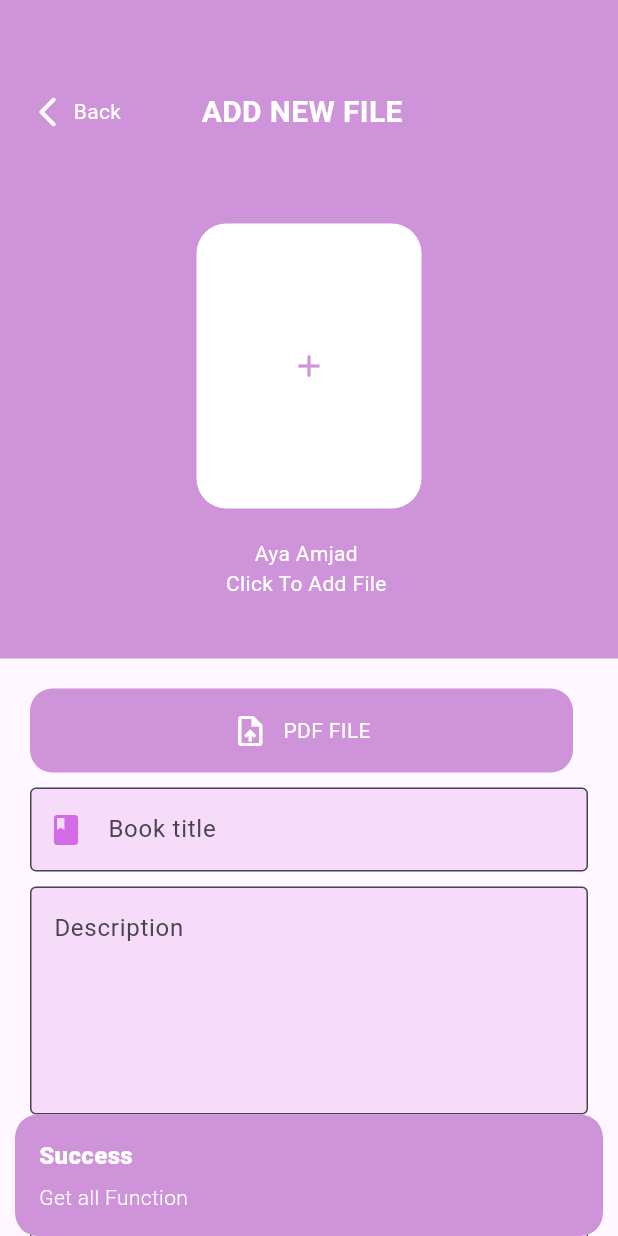
After one commit to Aya2002Amjad/GP2, a Flutter app: the AddFilePage screen opened directly, on a phone screen of 412 x 824 dp. The commit adds this screen. Run offline on Flutter 3.47's test engine with Material 3 defaults, Android fonts, the phone set to English and light mode, and no system bars; our stand-ins replace cloud_firestore, file_picker, firebase_auth, firebase_core, firebase_storage, flutter_easyloading and 5 more; missing offline and left inert: syncfusion_flutter_pdfviewer; accounts and stored records are empty.

Commit message:
firebase files done

```diff
--- /dev/null
+++ b/zfffft/lib/Componant/MultiLineTextFormField.dart
@@ -0,0 +1,28 @@
+// ignore_for_file: file_names
+
+import 'package:flutter/material.dart';
+import 'package:zfffft/utils/app-constant.dart';
+
+
+class MultiLineTextFormField extends StatelessWidget {
+  final String hintText;
+
+  final TextEditingController controller;
+  const MultiLineTextFormField(
+      {super.key, required this.hintText, required this.controller});
+
+  @override
+  Widget build(BuildContext context) {
+    return TextFormField(
+      maxLines: 5,
+      controller: controller,
+      decoration: InputDecoration(
+        fillColor: AppConstant.appTextColor2.withOpacity(0.2),
+        filled: true,
+        border: OutlineInputBorder(
+            borderSide: BorderSide(color: AppConstant.appTextColor2)),
+        hintText: hintText,
+      ),
+    );
+  }
+}
--- /dev/null
+++ b/zfffft/lib/Componant/MyTextFormField.dart
@@ -0,0 +1,39 @@
+// ignore_for_file: file_names
+
+import 'package:flutter/material.dart';
+import 'package:zfffft/utils/app-constant.dart';
+
+
+class MyTextFormField extends StatelessWidget {
+  final String hintText;
+  final IconData icon;
+  final bool isNumber ;
+  final TextEditingController controller;
+  const MyTextFormField(
+      {super.key,
+      required this.hintText,
+      required this.icon,
+      required this.controller,
+      this.isNumber = false
+      });
+
+  @override
+  Widget build(BuildContext context) {
+    return TextFormField(
+      controller: controller,
+      keyboardType: isNumber ? TextInputType.number : TextInputType.text,
+      decoration: InputDecoration(
+
+        fillColor: AppConstant.appTextColor2.withOpacity(0.2),
+        filled: true,
+        border: OutlineInputBorder(
+            borderSide: BorderSide(color: AppConstant.appTextColor2)),
+        hintText: hintText,
+        prefixIcon: Icon(
+          icon,
+          color: AppConstant.appTextColor2,
+        ),
+      ),
+    );
+  }
+}
--- a/zfffft/lib/controllers/FileController.dart
+++ b/zfffft/lib/controllers/FileController.dart
@@ -0,0 +1,176 @@
+// ignore_for_file: file_names, avoid_print
+
+import 'dart:io';
+import 'dart:typed_data';
+
+import 'package:cloud_firestore/cloud_firestore.dart';
+import 'package:file_picker/file_picker.dart';
+import 'package:firebase_auth/firebase_auth.dart';
+import 'package:firebase_storage/firebase_storage.dart';
+import 'package:flutter/widgets.dart';
+import 'package:get/get.dart';
+import 'package:image_picker/image_picker.dart';
+import 'package:uuid/uuid.dart';
+import 'package:zfffft/models/file_model.dart';
+import 'package:zfffft/utils/app-constant.dart';
+
+class FileController extends GetxController{
+
+TextEditingController title = TextEditingController();
+TextEditingController description = TextEditingController();
+TextEditingController pages = TextEditingController();
+TextEditingController aduioLen = TextEditingController();
+TextEditingController language = TextEditingController();
+ImagePicker imagePicker = ImagePicker();
+final storage = FirebaseStorage.instance;
+final db = FirebaseFirestore.instance;
+final fAuth = FirebaseAuth.instance;
+RxString imageUrl = ''.obs;
+RxString pdfUrl = ''.obs;
+int index = 0;
+RxBool isImageUploading = false.obs;
+RxBool isPdfUploading = false.obs;
+RxBool isPostUploading = false.obs; // true
+var fileData = RxList<FileModel>();
+var currentUserFiles = RxList<FileModel>();
+
+@override
+  void onInit() {
+    // TODO: implement onInit
+    super.onInit();
+    getAllFiles();
+    getUserFile();
+  }
+
+void getAllFiles() async{
+  fileData.clear();
+   Get.snackbar(
+          'Success',
+          "Get all Function",
+      snackPosition: SnackPosition.BOTTOM,
+      backgroundColor: AppConstant.appMainColor,
+      colorText: AppConstant.appTextColor,
+  );
+  var files = await db.collection('Files').get();
+  for(var file in files.docs){
+    fileData.add(FileModel.fromJson(file.data()));
+  }
+
+}
+
+
+void getUserFile() async{
+  currentUserFiles.clear();
+  var files = await db.collection('userFile')
+  .doc(fAuth.currentUser!.uid)
+  .collection('Files')
+  .get();
+
+  for(var file in files.docs){
+    currentUserFiles.add(FileModel.fromJson(file.data()));
+  }
+}
+
+
+void pickImage() async{
+  isImageUploading.value = true;
+  final XFile? image =
+  await imagePicker.pickImage(source: ImageSource.camera); // image.gallery
+  if(image != null ){
+    print(image.path);
+    uploadImageToFirebase(File(image.path));
+  }
+}
+
+void uploadImageToFirebase (File image) async{
+  var uuid = Uuid();
+  var filename = uuid.v1();
+  var storageRef = storage.ref().child('Images/$filename');
+  var response = await storageRef.putFile(image);
+  String downloadURL = await storageRef.getDownloadURL();
+  imageUrl.value = downloadURL;
+  print('Download URL: $downloadURL');
+  isImageUploading.value = false;
+}
+
+
+void createFile() async{
+  isPostUploading.value = true;
+  var newfile = FileModel(
+    id:'$index',
+    title: title.text,
+    description: description.text,
+    coverUrl: imageUrl.value,
+    fileurl: pdfUrl.value,
+    pages: int.parse(pages.text),
+    language: language.text,
+  );
+
+  await db.collection('File').add(newfile.toJson());
+  addFileInUserDb( newfile);
+  //successMessage('File added to the db');
+   isPostUploading.value = false;
+   title.clear();
+   description.clear();
+   pages.clear();
+   language.clear();
+   aduioLen.clear();
+   imageUrl.value = '';
+   pdfUrl.value = '';
+   Get.snackbar(
+          'Success',
+          "File added Successfully!",
+      snackPosition: SnackPosition.BOTTOM,
+      backgroundColor: AppConstant.appMainColor,
+      colorText: AppConstant.appTextColor,
+  );
+  getAllFiles();
+  getUserFile();
+
+}
+
+
+void pickPDF() async{
+  isPdfUploading.value = true;
+  FilePickerResult? result = await FilePicker.platform.pickFiles(
+    type: FileType.custom,
+    allowedExtensions: ['pdf'],
+  );
+
+  if(result != null){
+    File file = File(result.files.first.path!);
+
+    if(file.existsSync()){
+      Uint8List fileBytes = await file.readAsBytes();
+      String fileName = result.files.first.name;
+      print('File Bytes: $fileBytes');
+
+      final response = await storage
+      .ref().child("Pdf/$fileName")
+      .putData(fileBytes);
+
+      final downloadURL = await response.ref.getDownloadURL();
+      pdfUrl.value = downloadURL;
+      print(downloadURL);
+    }
+    else{
+      print('File does not exist');
+    }
+  }
+  else{
+    print('No file selectesd');
+  }
+  isPdfUploading.value = false;
+ }
+
+
+void addFileInUserDb( FileModel file) async{
+
+  await  db.collection('userFile')
+  .doc(fAuth.currentUser!.uid)
+  .collection('Files')
+  .add(file.toJson());
+
+}
+
+}
--- a/zfffft/lib/controllers/PdfController.dart
+++ b/zfffft/lib/controllers/PdfController.dart
@@ -1,5 +1,11 @@
-// ignore_for_file: file_names, unnecessary_overrides
+// ignore_for_file: file_names, unnecessary_overrides, avoid_print
 
+
+import 'dart:io';
+
+import 'package:file_picker/file_picker.dart';
+import 'package:firebase_storage/firebase_storage.dart';
+import 'package:flutter/foundation.dart';
 import 'package:flutter/material.dart';
 import 'package:get/get.dart';
 import 'package:syncfusion_flutter_pdfviewer/pdfviewer.dart';
@@ -7,8 +13,5 @@ import 'package:syncfusion_flutter_pdfviewer/pdfviewer.dart';
 class PdfController extends GetxController{
   final GlobalKey<SfPdfViewerState> pdfViewerKey = GlobalKey();
 
-  @override
-  void onInit(){
-    super.onInit();
-  }
+
 }
--- /dev/null
+++ b/zfffft/lib/screens/addfile/AddFile.dart
@@ -0,0 +1,281 @@
+// ignore_for_file: file_names
+
+import 'package:flutter/material.dart';
+import 'package:get/get.dart';
+import 'package:zfffft/Componant/BackButton.dart';
+import 'package:zfffft/Componant/MultiLineTextFormField.dart';
+import 'package:zfffft/Componant/MyTextFormField.dart';
+import 'package:zfffft/controllers/FileController.dart';
+import 'package:zfffft/controllers/PdfController.dart';
+import 'package:zfffft/utils/app-constant.dart';
+
+
+class AddFilePage extends StatelessWidget {
+  const AddFilePage({super.key});
+
+  @override
+  Widget build(BuildContext context) {
+    TextEditingController controller = TextEditingController();
+    PdfController pdfController = Get.put(PdfController());
+    FileController fileController = Get.put(FileController());
+
+    return Scaffold(
+      body: SingleChildScrollView(
+        child: Column(
+          children: [
+            Container(
+              padding: const EdgeInsets.symmetric(vertical: 40, horizontal: 20),
+              color: AppConstant.appMainColor,
+              child: Row(
+                mainAxisAlignment: MainAxisAlignment.center,
+                children: [
+                  Expanded(
+                      child: Column(
+                    mainAxisAlignment: MainAxisAlignment.center,
+                    children: [
+                      SizedBox(
+                        height: 20,
+                      ),
+                      Row(
+                        crossAxisAlignment: CrossAxisAlignment.center,
+                        mainAxisAlignment: MainAxisAlignment.spaceBetween,
+                        children: [
+                          MyBackbutton(),
+                          Text("ADD NEW FILE",
+                              style: TextStyle(
+                                  color: AppConstant.appTextColor,
+                                  fontSize: 20,
+                                  fontWeight: FontWeight.bold)),
+                          SizedBox(
+                            width: 70,
+                          )
+                        ],
+                      ),
+                      SizedBox(
+                        height: 60,
+                      ),
+                      InkWell(
+                        onTap: (){
+                          fileController.pickImage();
+                        },
+                        child: Obx(() => Container(
+                          height: 190,
+                          width: 150,
+                          decoration: BoxDecoration(
+                              borderRadius: BorderRadius.circular(20),
+                              color: AppConstant.appTextColor),
+                          child: Center(
+                            child: fileController.isImageUploading.value
+                            ? CircularProgressIndicator(
+                              color: AppConstant.appMainColor,
+                            )
+                            : fileController.imageUrl.value == ''
+                            ?ClipRRect(
+                              borderRadius: BorderRadius.circular(10),
+                              child: Icon(
+                                Icons.add,
+                                color: AppConstant.appMainColor,
+                              ),
+                            )
+                            : Image.network(fileController.imageUrl.value,
+                            fit: BoxFit.cover,
+                            ),
+
+                          ),
+                        ),)
+                      ),
+                      SizedBox(
+                        height: 20,
+                      ),
+                      Text("Aya Amjad ",
+                          style: TextStyle(
+                            color: AppConstant.appTextColor,
+                          )),
+                      Text("Click To Add File ",
+                          style: TextStyle(
+                            color: AppConstant.appTextColor,
+                          )),
+                    ],
+                  ))
+                ],
+              ),
+            ),
+            Padding(
+              padding: const EdgeInsets.all(20),
+              child: Column(
+                children: [
+                  Row(
+                    children: [
+                      Expanded(
+                        child: Obx(() =>
+                        Container(
+                          padding: EdgeInsets.all(16),
+                          decoration: BoxDecoration(
+                              color: fileController.pdfUrl.value == '' ?
+                               AppConstant.appMainColor
+                               : AppConstant.appTextColor,
+                              borderRadius: BorderRadius.circular(15)),
+                          child: fileController.isPdfUploading.value ?
+                          Center(
+                            child: CircularProgressIndicator(
+                              color: AppConstant.appTextColor,
+                            ),
+                          ) : fileController.pdfUrl.value == "" ?
+                          InkWell(
+                            onTap: (){
+                              fileController.pickPDF();
+                            },
+                            child: Row(
+                              mainAxisAlignment: MainAxisAlignment.center,
+                              children: [
+                                Icon(Icons.upload_file,
+                                    color: AppConstant.appTextColor),
+                                SizedBox(
+                                  width: 10,
+                                ),
+                                Text(
+                                  "PDF FILE",
+                                  style:
+                                      TextStyle(color: AppConstant.appTextColor),
+                                ),
+                              ],
+                            ),
+                          ): InkWell(
+                            onTap: (){
+                              fileController.pdfUrl.value = '';
+                            },
+                            child: Row(
+                              mainAxisAlignment: MainAxisAlignment.center,
+                              children: [
+                                Icon(Icons.upload_file,
+                                    color: AppConstant.appTextColor),
+                                SizedBox(
+                                  width: 10,
+                                ),
+                                Text(
+                                  "Uploaded",
+                                  style:
+                                      TextStyle(color: AppConstant.appMainColor),
+                                ),
+                              ],
+                            ),
+                          ),
+
+                        ),),
+                      ),
+                      SizedBox(
+                        width: 10,
+                      ),
+
+                    ],
+                  ),
+                  SizedBox(
+                    height: 10,
+                  ),
+                  MyTextFormField(
+                      hintText: "Book title",
+                      icon: Icons.book_rounded,
+                      controller: fileController.title,
+                      ),
+                  SizedBox(
+                    height: 10,
+                  ),
+                  MultiLineTextFormField(
+                    hintText: "Description",
+                    controller: fileController.description,
+                  ),
+                  SizedBox(
+                    height: 10,
+                  ),
+                  MyTextFormField(
+                      isNumber: true,
+                      hintText: "Total Pages",
+                      icon: Icons.numbers,
+                      controller: fileController.pages),
+                  SizedBox(
+                    height: 10,
+                  ),
+                  MyTextFormField(
+                      hintText: "Language",
+                      icon: Icons.language,
+                      controller: fileController.language),
+                  SizedBox(
+                    height: 20,
+                  ),
+                   MyTextFormField(
+                      hintText: "Audio Len",
+                      icon: Icons.audiotrack,
+                      controller: fileController.aduioLen),
+                  SizedBox(
+                    height: 20,
+                  ),
+                  Row(
+                    children: [
+                      Expanded(
+                        child: Container(
+                          padding: EdgeInsets.all(16),
+                          decoration: BoxDecoration(
+                              borderRadius: BorderRadius.circular(10),
+                              border: Border.all(
+                                  width: 2, color: AppConstant.appMainColor)),
+                          child: Row(
+                            mainAxisAlignment: MainAxisAlignment.center,
+                            children: [
+                              Icon(Icons.close,
+                                  color: AppConstant.appMainColor),
+                              SizedBox(
+                                width: 10,
+                              ),
+                              Text(
+                                "CANCLE",
+                                style:
+                                    TextStyle(color: AppConstant.appMainColor),
+                              ),
+                            ],
+                          ),
+                        ),
+                      ),
+                      SizedBox(
+                        width: 10,
+                      ),
+                      Expanded(
+                        child: Obx(() => Container(
+                          padding: EdgeInsets.all(16),
+                          decoration: BoxDecoration(
+                              color: AppConstant.appMainColor,
+                              borderRadius: BorderRadius.circular(15)),
+                          child: fileController.isPostUploading.value ? Center(
+                            child: CircularProgressIndicator(),
+                          ) :InkWell(
+                            onTap: (){
+                              fileController.createFile();
+                            },
+                            child: Row(
+                              mainAxisAlignment: MainAxisAlignment.center,
+                              children: [
+                                Icon(Icons.audio_file,
+                                    color: AppConstant.appTextColor),
+                                SizedBox(
+                                  width: 10,
+                                ),
+                                Text(
+                                  "POST",
+                                  style:
+                                      TextStyle(color: AppConstant.appTextColor),
+                                ),
+                              ],
+                            ),
+                          ),
+                        ),)
+                      ),
+                    ],
+                  ),
+                ],
+              ),
+            )
+          ],
+        ),
+      ),
+    );
+  }
+}
--- a/zfffft/lib/screens/user-panel/main-screen.dart
+++ b/zfffft/lib/screens/user-panel/main-screen.dart
@@ -5,6 +5,7 @@ import 'package:flutter/material.dart';
 import 'package:get/get.dart';
 import 'package:google_sign_in/google_sign_in.dart';
 import 'package:zfffft/FileDetails/FileDetalis.dart';
+import 'package:zfffft/controllers/FileController.dart';
 import 'package:zfffft/models/FileData.dart';
 import 'package:zfffft/screens/auth-ui/welcom-screen.dart';
 import 'package:zfffft/wedgit/FileCard.dart';
@@ -17,8 +18,10 @@ class MainScreen extends StatelessWidget {
 
   @override
   Widget build(BuildContext context) {
+    FileController fileController = Get.put(FileController());
     return Scaffold(
       appBar: AppBar(
+        iconTheme: IconThemeData(color: AppConstant.appTextColor),
         backgroundColor: AppConstant.appMainColor,
         title: Text(AppConstant.appMainName,
         style: TextStyle(
@@ -110,10 +113,11 @@ class MainScreen extends StatelessWidget {
                   ),
                 ],),
                 SizedBox(height: 10),
-
+                 //obx
                  Column(
                   children:
-                  FileData.map((e)=> FileCard(title: e.title!, coverUrl: e.coverUrl!,
+                 /* fileController.fileData*/FileData
+                  .map((e)=> FileCard(title: e.title!, coverUrl: e.coverUrl!,
                   ontap:(){
                     Get.to(FileDetails(
                       file: e,
--- a/zfffft/lib/wedgit/FileCard.dart
+++ b/zfffft/lib/wedgit/FileCard.dart
@@ -39,7 +39,7 @@ final VoidCallback ontap;
                         ),
                         child: ClipRRect(
                           borderRadius: BorderRadius.circular(10),
-                          child: Image.asset(
+                          child: Image.asset( // network
                             coverUrl,
                             width: 100,
                           ),
--- a/zfffft/lib/wedgit/drawer-widget.dart
+++ b/zfffft/lib/wedgit/drawer-widget.dart
@@ -4,6 +4,8 @@ import 'package:firebase_auth/firebase_auth.dart';
 import 'package:flutter/material.dart';
 import 'package:get/get.dart';
 import 'package:google_sign_in/google_sign_in.dart';
+import 'package:zfffft/controllers/FileController.dart';
+import 'package:zfffft/screens/addfile/AddFile.dart';
 import 'package:zfffft/screens/auth-ui/welcom-screen.dart';
 import 'package:zfffft/screens/user-panel/main-screen.dart';
 
@@ -16,7 +18,7 @@ class DrawerWidget extends StatefulWidget {
 }
 
 class _DrawerWidgetState extends State<DrawerWidget> {
-
+FileController fileController = Get.put(FileController());
   @override
   Widget build(BuildContext context) {
     return Padding(
@@ -37,14 +39,13 @@ class _DrawerWidgetState extends State<DrawerWidget> {
                   const EdgeInsets.symmetric(horizontal: 10.0, vertical: 20.0),
               child: ListTile(
                 titleAlignment: ListTileTitleAlignment.center,
-                title: Text("username"),
+                title: Text("${fileController.fAuth.currentUser!.displayName}"),
                 subtitle: Text(
-                  "email",
+                  '${fileController.fAuth.currentUser!.email}',
                 ),
-                leading: CircleAvatar(
-                  radius: 22.0,
-                  backgroundColor: Colors.purple[100],
-                ),
+                leading: ClipRRect(
+                  borderRadius: BorderRadius.circular(100),
+                  child: Image.network('${fileController.fAuth.currentUser!.photoURL}'))
               ),
             ),
             Divider(
@@ -101,7 +102,7 @@ class _DrawerWidgetState extends State<DrawerWidget> {
               ),
               child: ListTile(
                 onTap: () {
-                  //Get.to(() => AllProductsAScreen());
+                   Get.to(() => AddFilePage());
                 },
                 titleAlignment: ListTileTitleAlignment.center,
                 title: Text("Add file"),
--- a/zfffft/pubspec.yaml
+++ b/zfffft/pubspec.yaml
@@ -43,6 +43,10 @@ dependencies:
   firebase_auth: ^5.5.1
   cloud_firestore: ^5.6.5
   syncfusion_flutter_pdfviewer: ^28.2.9
+  uuid: ^4.5.1
+  firebase_storage: ^12.4.4
+  image_picker: ^1.1.2
+  file_picker: ^9.0.2
 
 dev_dependencies:
   flutter_test:
```
Also changed, not shown: zfffft/pubspec.lock.
